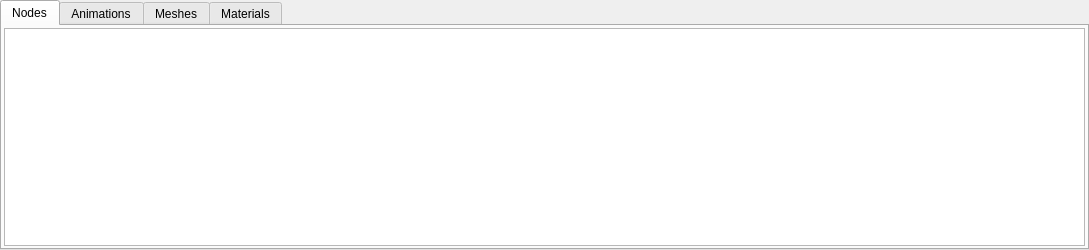
Above: src/AssetViewers/ModelViewer/ModelViewerWidget.ui from LarvalExtract/MGF-Explorer before the change. Below: the same form after it.
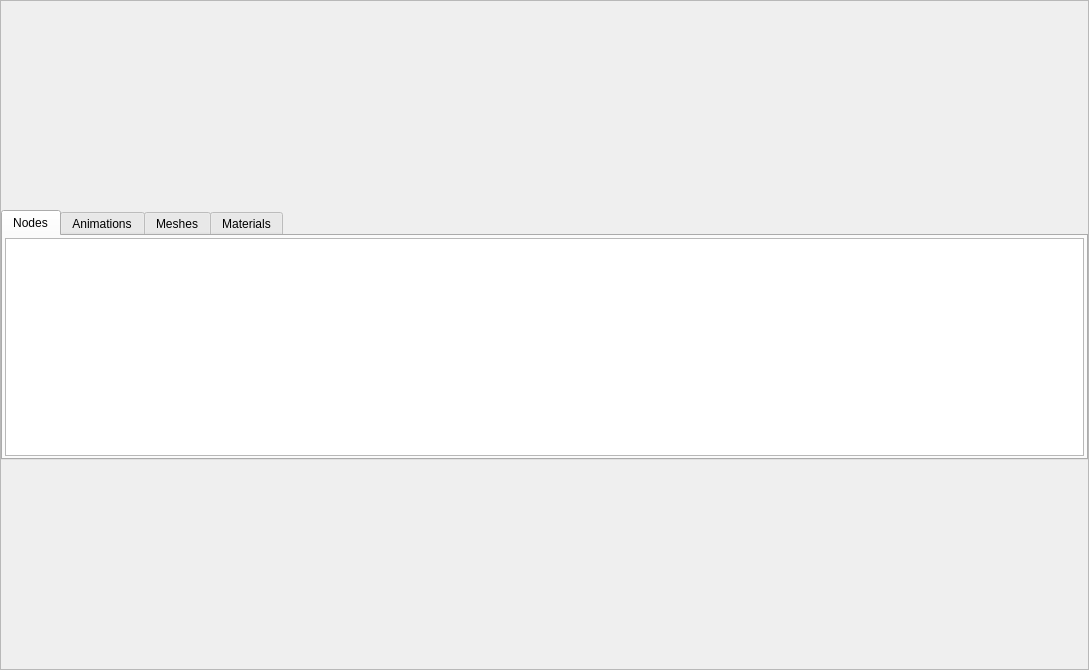
That is the form after the change. The open tabs and pages were chosen to show the change.

Commit message: Restoring model viewer

```diff
--- a/src/AssetViewers/ModelViewer/ModelViewerWidget.ui
+++ b/src/AssetViewers/ModelViewer/ModelViewerWidget.ui
@@ -30,6 +30,27 @@
     <number>0</number>
    </property>
    <item>
+    <widget class="QFrame" name="frame">
+     <property name="frameShape">
+      <enum>QFrame::StyledPanel</enum>
+     </property>
+     <property name="frameShadow">
+      <enum>QFrame::Raised</enum>
+     </property>
+     <layout class="QVBoxLayout" name="frameLayout">
+      <property name="leftMargin">
+       <number>0</number>
+      </property>
+      <property name="topMargin">
+       <number>0</number>
+      </property>
+      <property name="rightMargin">
+       <number>0</number>
+      </property>
+      <property name="bottomMargin">
+       <number>0</number>
+      </property>
+      <item>
     <widget class="QTabWidget" name="tabWidget">
      <property name="maximumSize">
       <size>
@@ -204,6 +225,9 @@
        </item>
       </layout>
      </widget>
+       </widget>
+      </item>
+     </layout>
     </widget>
    </item>
   </layout>
```
Left out of the diff: 2 changed lines with no effect on the pictures. Lines whose indentation alone changed are shown as unchanged. The commit also changes 33 other files.
